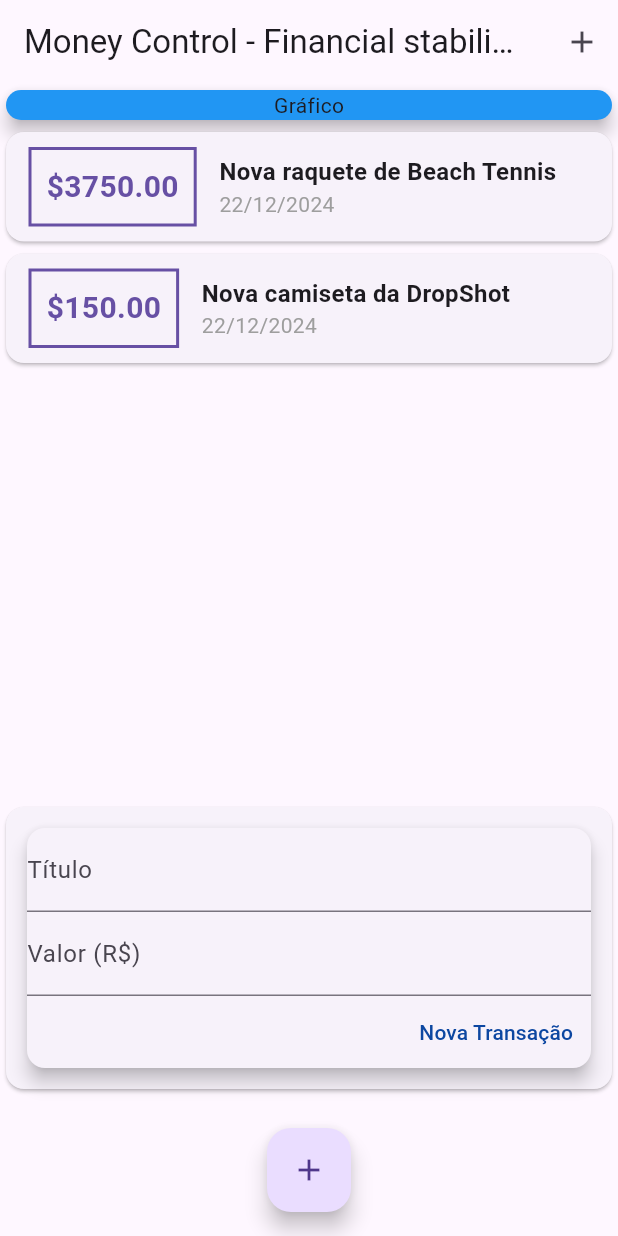
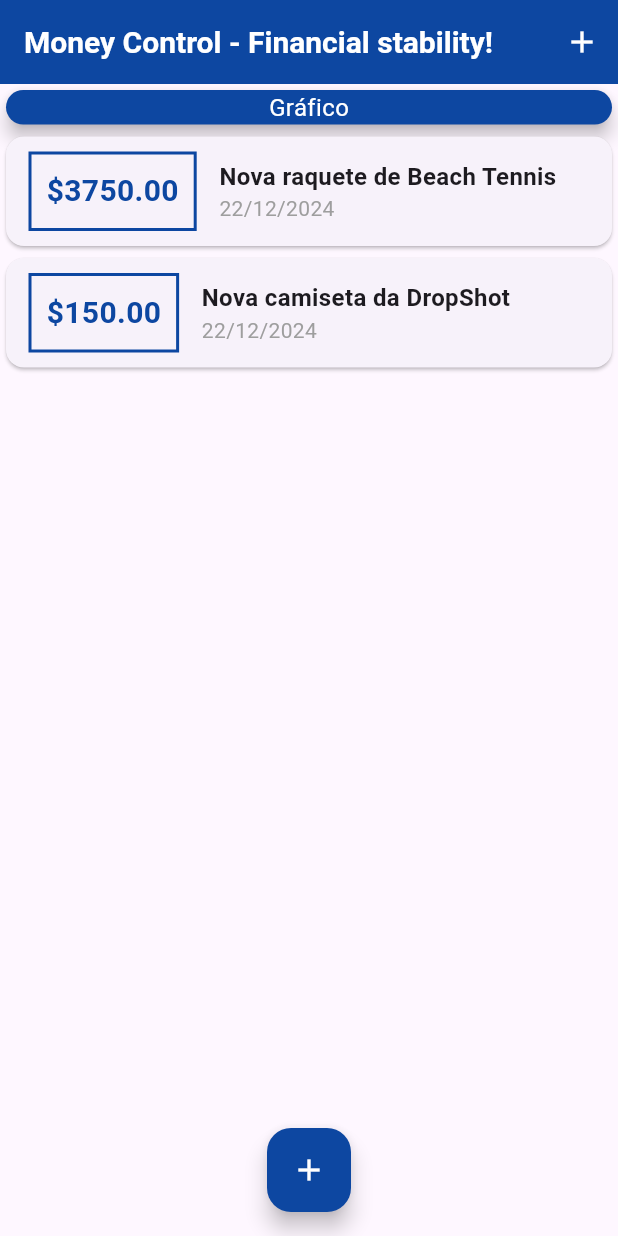
Before and after one commit to ottaviolucrii/moneyControl, a Flutter app: the screen it shows after launch, on a phone screen of 412 x 824 dp. Run offline on Flutter 3.47's test engine with Material 3 defaults, Android fonts, the phone set to English and light mode, and no system bars.

Commit message:
Fazeno mudanças no theme, e deixando tudo bonitinho, fiz aqui mesmo pois era simples e ainda transformando HomePage em StateFul

```diff
--- a/lib/components/transaction_form.dart
+++ b/lib/components/transaction_form.dart
@@ -1,12 +1,18 @@
 import 'package:flutter/material.dart';
 
-class TransactionForm extends StatelessWidget {
-  final titleController = TextEditingController();
-  final valueController = TextEditingController();
-
+class TransactionForm extends StatefulWidget {
   final void Function(String, double) onSubmit;
 
   TransactionForm(this.onSubmit, {Key? key}) : super(key: key);
+
+  @override
+  State<TransactionForm> createState() => _TransactionFormState();
+}
+
+class _TransactionFormState extends State<TransactionForm> {
+  final titleController = TextEditingController();
+
+  final valueController = TextEditingController();
 
   _submitForm() {
     final title = titleController.text;
@@ -14,7 +20,7 @@ class TransactionForm extends StatelessWidget {
     if (title.isEmpty || value <= 0) {
       return;
     }
-    onSubmit(title, value);
+    widget.onSubmit(title, value);
   }
 
   @override
@@ -29,7 +35,7 @@ class TransactionForm extends StatelessWidget {
               TextField(
                 controller: titleController,
                 onSubmitted: (_) => _submitForm(),
-                cursorColor: Colors.blue[900],
+                cursorColor: Theme.of(context).primaryColorDark,
                 decoration: InputDecoration(
                   labelText: 'Título',
                 ),
@@ -47,7 +53,7 @@ class TransactionForm extends StatelessWidget {
                 children: <Widget>[
                   TextButton(
                     style: TextButton.styleFrom(
-                      foregroundColor: Colors.blue[900],
+                      foregroundColor: Theme.of(context).primaryColorDark,
                     ),
                     onPressed: _submitForm,
                     child: Text('Nova Transação'),
--- a/lib/components/transaction_user.dart
+++ /dev/null
@@ -1,54 +0,0 @@
-import 'dart:math';
-
-import 'package:flutter/material.dart';
-import './trasactions_list.dart';
-import './transaction_form.dart';
-import '../transaction.dart';
-
-class TransactionUser extends StatefulWidget {
-  const TransactionUser({super.key});
-
-  @override
-  State<TransactionUser> createState() => _TransactionUserState();
-}
-
-class _TransactionUserState extends State<TransactionUser> {
-
-  final _transactions = [
-    Transaction(
-      id: 't1',
-      title: 'Nova raquete de Beach Tennis',
-      value: 3750.00,
-      date: DateTime.now(),
-    ),
-    Transaction(
-      id: 't2',
-      title: 'Nova camiseta da DropShot',
-      value: 150.00,
-      date: DateTime.now(),
-    ),
-  ];
-
-  _addTransaction(String title, double value) {
-    final newTransaction = Transaction(
-      id: Random().nextDouble().toString(),
-      title: title,
-      value: value,
-      date: DateTime.now(),
-    );
-
-    setState(() {
-      _transactions.add(newTransaction);
-    });
-  }
-
-  @override
-  Widget build(BuildContext context) {
-    return Column(
-      children: <Widget>[
-        TransactionList(_transactions),
-        TransactionForm(_addTransaction),
-      ],
-    );
-  }
-}
--- a/lib/components/trasactions_list.dart
+++ b/lib/components/trasactions_list.dart
@@ -23,7 +23,7 @@ class TransactionList extends StatelessWidget {
                   ),
                   decoration: BoxDecoration(
                     border: Border.all(
-                      color: Theme.of(context).primaryColor,
+                      color: Theme.of(context).primaryColorDark,
                       width: 2,
                     ),
                   ),
@@ -33,7 +33,7 @@ class TransactionList extends StatelessWidget {
                     style: TextStyle(
                       fontWeight: FontWeight.bold,
                       fontSize: 20,
-                      color: Theme.of(context).primaryColor,
+                      color: Theme.of(context).primaryColorDark,
                     ),
                   ),
                 ),
--- a/lib/main.dart
+++ b/lib/main.dart
@@ -1,6 +1,8 @@
 import 'package:flutter/material.dart';
+import './components/transaction_form.dart';
 import './components/trasactions_list.dart';
-import './components/transaction_user.dart';
+import '../transaction.dart';
+import 'dart:math';
 
 main() {
   runApp(const MoneyControlApp());
@@ -13,22 +15,75 @@ class MoneyControlApp extends StatelessWidget {
   Widget build(BuildContext context) {
     return MaterialApp(
       home: HomePage(),
+      theme: ThemeData(
+        primaryColorDark: Colors.blue[900],
+      ),
     );
   }
 }
 
-class HomePage extends StatelessWidget {
+class HomePage extends StatefulWidget {
+  @override
+  State<HomePage> createState() => _HomePageState();
+}
+
+class _HomePageState extends State<HomePage> {
+  final _transactions = [
+    Transaction(
+      id: 't1',
+      title: 'Nova raquete de Beach Tennis',
+      value: 3750.00,
+      date: DateTime.now(),
+    ),
+    Transaction(
+      id: 't2',
+      title: 'Nova camiseta da DropShot',
+      value: 150.00,
+      date: DateTime.now(),
+    ),
+  ];
+
+  _openTransactionFormModal(BuildContext context) {
+    showModalBottomSheet(
+      context: context,
+      builder: (_) {
+        return TransactionForm(_addTransaction);
+      },
+    );
+  }
+
+  _addTransaction(String title, double value) {
+    final newTransaction = Transaction(
+      id: Random().nextDouble().toString(),
+      title: title,
+      value: value,
+      date: DateTime.now(),
+    );
+
+    setState(() {
+      _transactions.add(newTransaction);
+    });
+
+    Navigator.of(context).pop();
+  }
 
   @override
   Widget build(BuildContext context) {
     return Scaffold(
       appBar: AppBar(
         title: Text('Money Control - Financial stability!'),
-        actions: <Widget> [
+        titleTextStyle: TextStyle(
+          fontSize: 20,
+          fontWeight: FontWeight.bold,
+          color: Colors.white,
+        ),
+        backgroundColor: Theme.of(context).primaryColorDark,
+        actions: <Widget>[
           IconButton(
-            onPressed: () {},
-             icon: Icon(Icons.add),
-             ),
+            color: Colors.white,
+            onPressed: () => _openTransactionFormModal(context),
+            icon: Icon(Icons.add),
+          ),
         ],
       ),
       body: SingleChildScrollView(
@@ -38,19 +93,27 @@ class HomePage extends StatelessWidget {
             Container(
               width: double.infinity,
               child: Card(
-                color: Colors.blue,
+                color: Theme.of(context).primaryColorDark,
                 child: Center(
-                  child: Text('Gráfico'),
+                  child: Text(
+                    'Gráfico',
+                    style: TextStyle(
+                      color: Colors.white,
+                      fontSize: 16,
+                    ),
+                  ),
                 ),
                 elevation: 5,
               ),
             ),
-            TransactionUser(),
+            TransactionList(_transactions),
           ],
         ),
       ),
       floatingActionButton: FloatingActionButton(
-        onPressed: () {},
+        foregroundColor: Colors.white,
+        backgroundColor: Theme.of(context).primaryColorDark,
+        onPressed: () => _openTransactionFormModal(context),
         child: Icon(Icons.add),
       ),
       floatingActionButtonLocation: FloatingActionButtonLocation.centerFloat,
```
